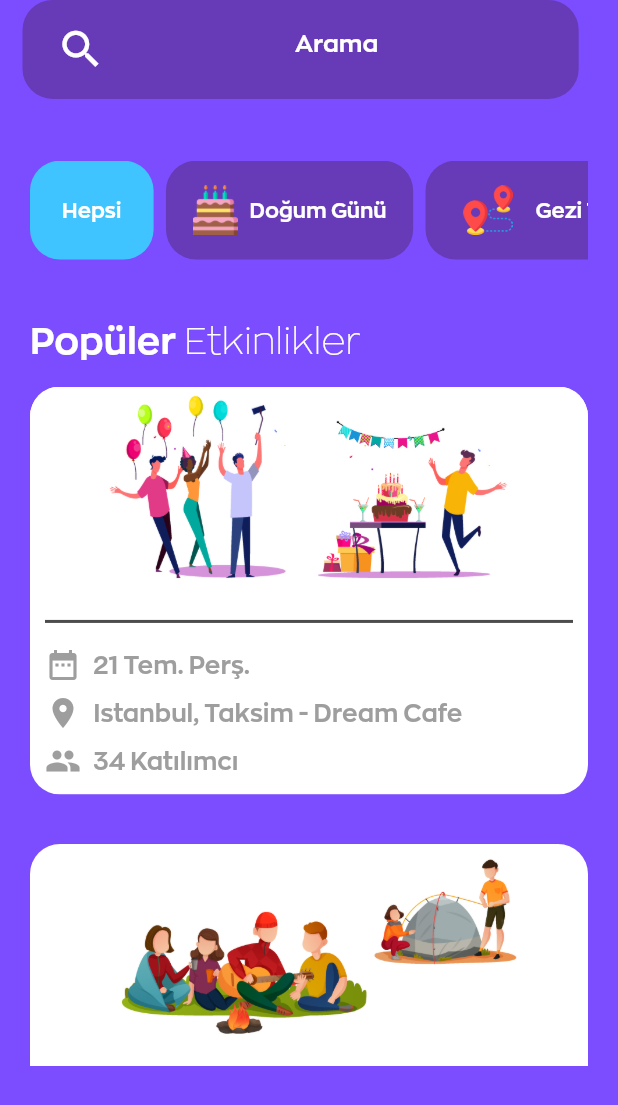
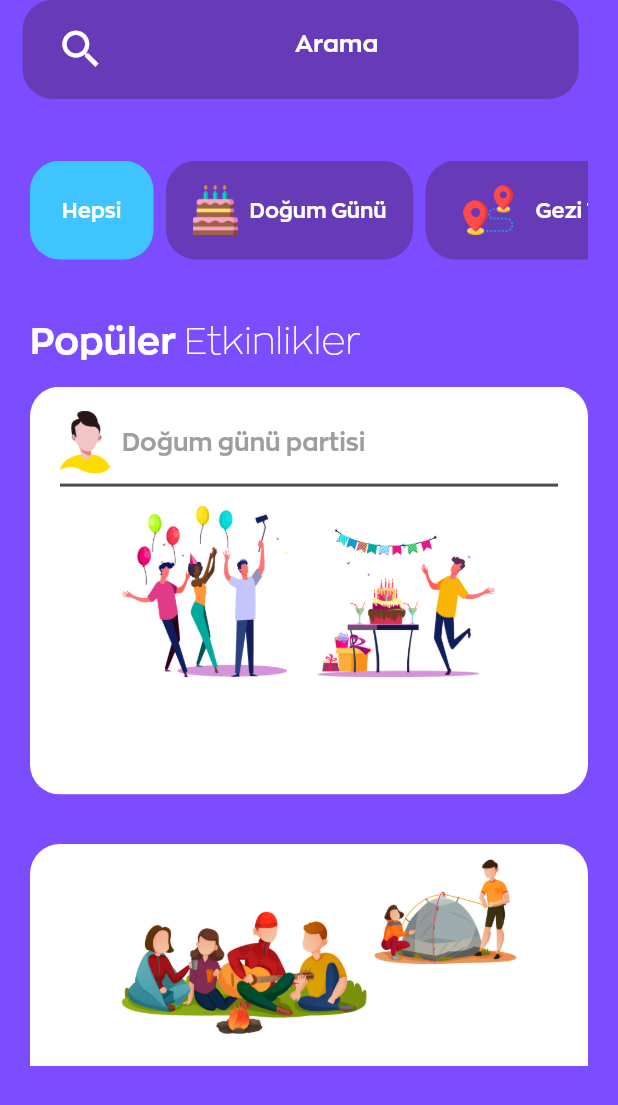
Before and after one commit to Sonderman/EventizerFlutterApp, a Flutter app: the ExploreEventPage screen opened directly, on a phone screen of 412 x 824 dp. Shown: the top 1105 px of the screen. Run offline on Flutter 3.47's test engine with Material 2 defaults, Android fonts, the phone set to English and light mode, and no system bars; our stand-ins replace cloud_firestore, extended_image, fancy_bottom_navigation, firebase_auth, firebase_storage, flutter_spinkit and 6 more; missing offline and left inert: dash_chat, flutter_search_panel, image_editor; accounts and stored records are empty.

Commit message:
"Login Page" tamamlandı. "ExploreEvent Page" event box düzenlendi. "Profile Page" tasarım değiştirildi, geçmiş ve gelecek etkinlikler için iconlar eklenecek.

```diff
--- a/lib/Navigation/ExploreEventPage.dart
+++ b/lib/Navigation/ExploreEventPage.dart
@@ -62,38 +62,31 @@ class _ExploreEventPageState extends State<ExploreEventPage> {
                         width: widthSize(100),
                         height: heightSize(33),
                         color: Colors.white,
-                        child: Stack(
+                        child: Column(
                           children: <Widget>[
-                            Image.asset(
-                              "assets/images/event_birthday.jpg",
-                              //fit: BoxFit.cover,
+                            SizedBox(
+                              height: heightSize(2),
                             ),
-                            Positioned(
-                              top: heightSize(5),
-                              bottom: 0,
-                              left: 10,
-                              right: 10,
-                              child: Divider(
-                                thickness: 2,
-                                color: MyColors().loginGreyColor,
+                            Padding(
+                              padding: const EdgeInsets.symmetric(horizontal: 20),
+                              child: Row(
+                                children: <Widget>[
+                                  Container(
+                                    height: heightSize(5),
+                                    decoration: BoxDecoration(
+                                      borderRadius: BorderRadius.all(
+                                        Radius.circular(20),
                                       ),
                                     ),
-                            Padding(
-                              padding: const EdgeInsets.symmetric(horizontal: 10, vertical: 10),
-                              child: Column(
-                                mainAxisAlignment: MainAxisAlignment.end,
-                                children: <Widget>[
-                                  Row(
-                                    children: <Widget>[
-                                      Icon(
-                                        Icons.date_range,
-                                        color: MyColors().greyTextColor,
+                                    child: Image.asset(
+                                      "assets/images/avatar_man.png",
+                                    ),
                                   ),
                                   SizedBox(
                                     width: widthSize(2),
                                   ),
                                   Text(
-                                        "21 Tem. Perş.",
+                                    "Doğum günü partisi",
                                     style: TextStyle(
                                       fontFamily: "Zona",
                                       fontSize: heightSize(2),
@@ -102,52 +95,18 @@ class _ExploreEventPageState extends State<ExploreEventPage> {
                                   ),
                                 ],
                               ),
-                                  SizedBox(
-                                    height: heightSize(1),
                             ),
-                                  Row(
-                                    children: <Widget>[
-                                      Icon(
-                                        Icons.location_on,
-                                        color: MyColors().greyTextColor,
-                                      ),
-                                      SizedBox(
-                                        width: widthSize(2),
-                                      ),
-                                      Text(
-                                        "Istanbul, Taksim - Dream Cafe",
-                                        style: TextStyle(
-                                          fontFamily: "Zona",
-                                          fontSize: heightSize(2),
-                                          color: MyColors().greyTextColor,
+                            Padding(
+                              padding: const EdgeInsets.symmetric(horizontal: 20),
+                              child: Divider(
+                                thickness: 2,
+                                color: MyColors().loginGreyColor,
                               ),
                             ),
-                                    ],
-                                  ),
-
-                                  SizedBox(
-                                    height: heightSize(1),
-                                  ),
-                                  Row(
-                                    children: <Widget>[
-                                      Icon(
-                                        Icons.people,
-                                        color: MyColors().greyTextColor,
-                                      ),
-                                      SizedBox(
-                                        width: widthSize(2),
-                                      ),
-                                      Text(
-                                        "34 Katılımcı",
-                                        style: TextStyle(
-                                          fontFamily: "Zona",
-                                          fontSize: heightSize(2),
-                                          color: MyColors().greyTextColor,
-                                        ),
-                                      ),
-                                    ],
-                                  ),
-                                ],
+                            Container(
+                              height: heightSize(22),
+                              child: Image.asset(
+                                "assets/images/event_birthday.jpg",
                               ),
                             ),
                           ],
--- a/lib/Navigation/HomePage.dart
+++ b/lib/Navigation/HomePage.dart
@@ -22,7 +22,7 @@ class BottomNavWidget extends StatefulWidget {
 }
 
 class _BottomNavWidgetState extends State<BottomNavWidget> {
-  int _selectedIndex = 2;
+  int _selectedIndex = 3;
 
   //static const TextStyle optionStyle =
   //   TextStyle(fontSize: 30, fontWeight: FontWeight.bold);
--- a/lib/Tools/BottomNavigation.dart
+++ b/lib/Tools/BottomNavigation.dart
@@ -1,6 +1,7 @@
 import 'package:eventizer/Navigation/ChatPage.dart';
 import 'package:eventizer/Navigation/CreateEventPage.dart';
 import 'package:eventizer/Navigation/ExploreEventPage.dart';
+import 'package:eventizer/Navigation/LoginPage.dart';
 import 'package:eventizer/Navigation/Old/OldChatsPage.dart';
 import 'package:eventizer/Navigation/Old/OldCreateEvent.dart';
 import 'package:eventizer/Navigation/ProfilePage.dart';
@@ -15,13 +16,14 @@ import 'package:provider/provider.dart';
 List<Widget> bottomPages(BuildContext context) {
   UserService userWorker = Provider.of<UserService>(context);
   return <Widget>[
+    LoginPage(),
     ChatPage(),
     //OldCreateEvent(),
-    CreateEventPage(),
+    //CreateEventPage(),
     ExploreEventPage(),
     ProfilePage(userID: userWorker.usermodel.getUserId(), isFromEvent: false),
     //SettingsPage()
-    //SignupPage()
+
   ];
 }
 
```
Also changed, not shown: lib/Navigation/LoginPage.dart (+71 -68 lines), lib/Navigation/ProfilePage.dart (+161 -127 lines), 3 other files. Lines whose indentation alone changed are shown as unchanged.
